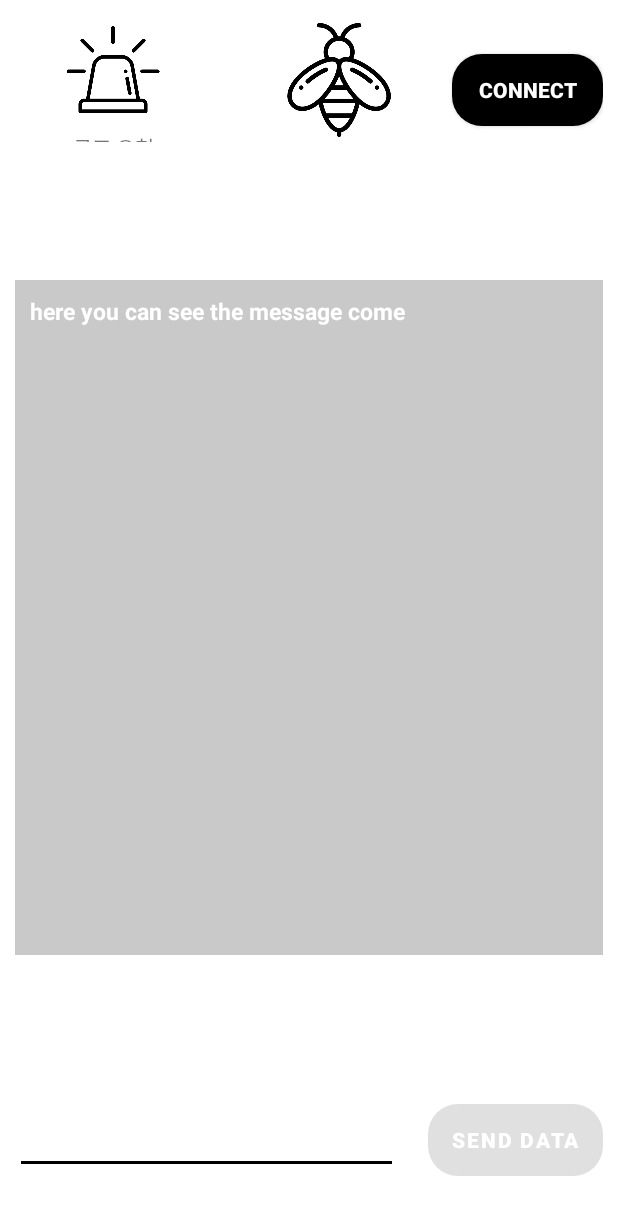
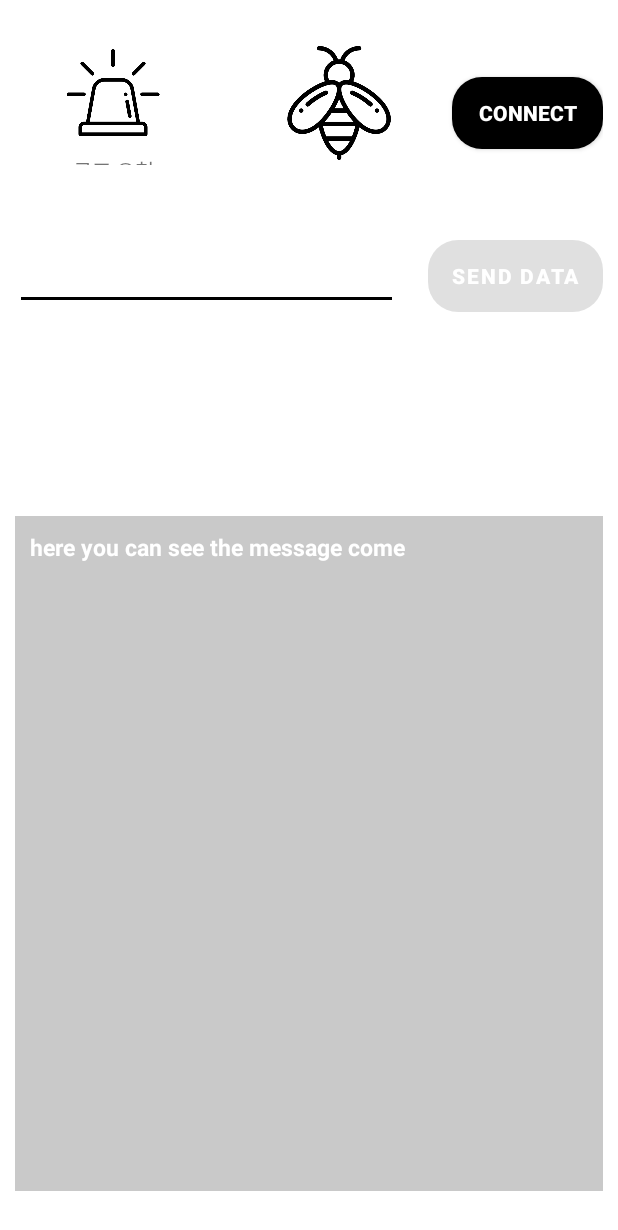
Before and after one commit to m6z1/BEE, an Android app: the screen it shows after launch (MainActivity), on a phone screen of 412 x 824 dp. Shown: the top 1230 px of the screen. Run offline under Robolectric (Android 15) with nearby library versions, the phone set to English and light mode, and no system bars; our stand-ins replace data binding.

Commit message:
Design : mainUI
- mainUI 디자인 수정

```diff
--- a/BEE_UI/app/src/main/res/layout/activity_main.xml
+++ b/BEE_UI/app/src/main/res/layout/activity_main.xml
@@ -18,7 +18,7 @@
             android:layout_width="match_parent"
             android:layout_height="100dp"
             android:layout_gravity="top"
-            android:layout_marginTop="10dp"
+            android:layout_marginTop="25dp"
             android:layout_marginEnd="10dp">
 
             <LinearLayout
@@ -87,12 +87,15 @@
                 android:textColor="@color/white"
                 android:textStyle="bold" />
         </LinearLayout>
+
         <ScrollView
             android:id="@+id/sv_read_data"
             android:layout_width="match_parent"
             android:layout_height="450dp"
-            android:layout_gravity="center"
-            android:layout_margin="10dp"
+            android:layout_gravity="bottom"
+            android:layout_marginLeft="10dp"
+            android:layout_marginRight="10dp"
+            android:layout_marginBottom="30dp"
             android:background="@color/app_color2">
 
             <TextView
@@ -133,17 +136,18 @@
         <LinearLayout
             android:layout_width="match_parent"
             android:layout_height="wrap_content"
-            android:layout_gravity="bottom"
-            android:layout_marginBottom="30dp"
+            android:layout_gravity="top"
+            android:layout_marginTop="150dp"
             android:orientation="horizontal">
 
             <EditText
                 android:id="@+id/txt_send"
-                android:layout_width="0dp"
+                android:layout_width="247dp"
                 android:layout_height="wrap_content"
                 android:layout_gravity="center"
                 android:layout_margin="10dp"
-                android:layout_weight="1" />
+                android:layout_weight="1"
+                android:inputType="text" />
 
             <Button
                 android:id="@+id/btn_send"
```
